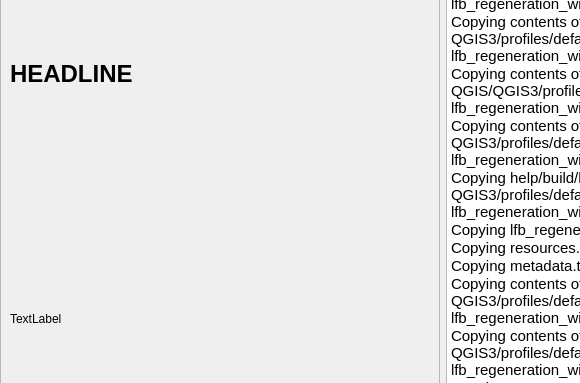
Old version of the form lfb_regeneration_wildlife_impact/gui/form/views/tab_default.ui in the repository b-lack/qgis-fim-plugin; both pictures show x 0 to 580 and y 168 to 551 of the 886 by 742 pixel window.
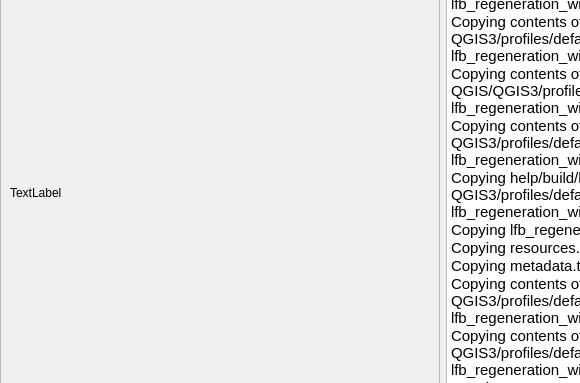
New version of the form.

Diff of the .ui file:
```diff
--- a/lfb_regeneration_wildlife_impact/gui/form/views/tab_default.ui
+++ b/lfb_regeneration_wildlife_impact/gui/form/views/tab_default.ui
@@ -62,26 +62,6 @@
        </rect>
       </property>
       <layout class="QVBoxLayout" name="verticalLayout">
-       <item>
-        <widget class="QLabel" name="lfbObjectHeadeline">
-         <property name="sizePolicy">
-          <sizepolicy hsizetype="Preferred" vsizetype="Fixed">
-           <horstretch>0</horstretch>
-           <verstretch>0</verstretch>
-          </sizepolicy>
-         </property>
-         <property name="font">
-          <font>
-           <pointsize>18</pointsize>
-           <weight>75</weight>
-           <bold>true</bold>
-          </font>
-         </property>
-         <property name="text">
-          <string>HEADLINE</string>
-         </property>
-        </widget>
-       </item>
        <item>
         <widget class="QLabel" name="lfbObjectDescription">
          <property name="sizePolicy">
```
